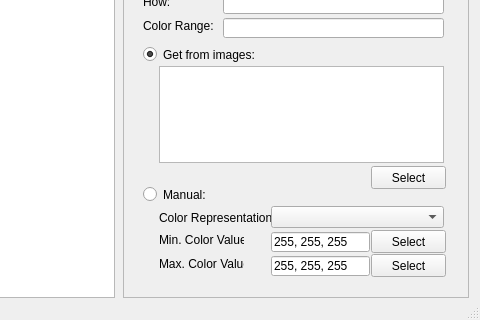
Before: the Qt Designer form expbuilder/ui/mainwindow.ui in ScottAllSet/imgexp, drawn with Qt 5; both pictures show x 634 to 1114 and y 554 to 874 of the 1114 by 874 pixel window.
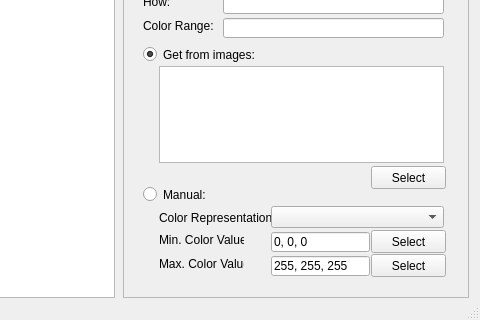
After: the same form once the commit is applied.

Diff of the .ui file:
```diff
--- a/expbuilder/ui/mainwindow.ui
+++ b/expbuilder/ui/mainwindow.ui
@@ -908,7 +908,7 @@
                 </rect>
                </property>
                <property name="text">
-                <string>255, 255, 255</string>
+                <string>0, 0, 0</string>
                </property>
               </widget>
               <widget class="QPushButton" name="pushButton_3">
```
